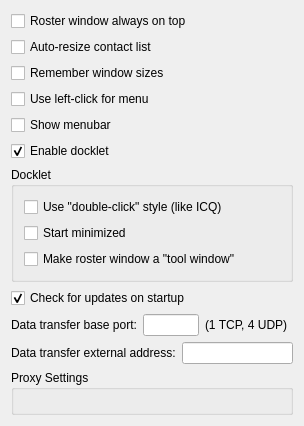
This is src/options/opt_application.ui in psi-im/psi as Qt 5 draws it before an edit. The edited form follows.
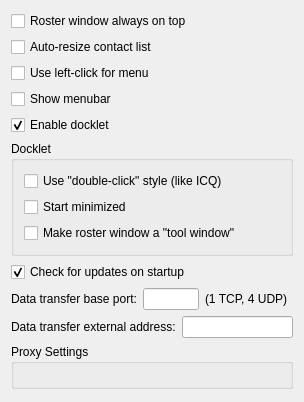
This is the edited form.

Commit message: Remove useless remember-window-sizes option; save windows sizes in a standard way; some fixes; some codestyle fixes. Based on patch from psi-plus

```diff
--- a/src/options/opt_application.ui
+++ b/src/options/opt_application.ui
@@ -27,13 +27,6 @@
      </property>
     </widget>
    </item>
-   <item>
-    <widget class="QCheckBox" name="ck_keepSizes" >
-     <property name="text" >
-      <string>Remember window sizes</string>
-     </property>
-    </widget>
-   </item>
    <item>
     <widget class="QCheckBox" name="ck_useleft" >
      <property name="enabled" >
```
The commit also changes 18 other files.
